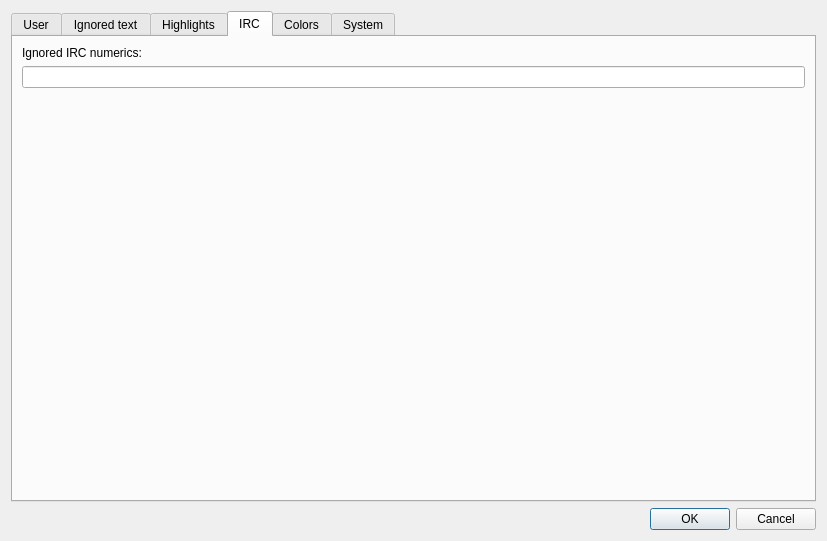
Above: src/GrumpyIRC/preferenceswin.ui from grumpy-irc/grumpy before the change. Below: the same form after it.
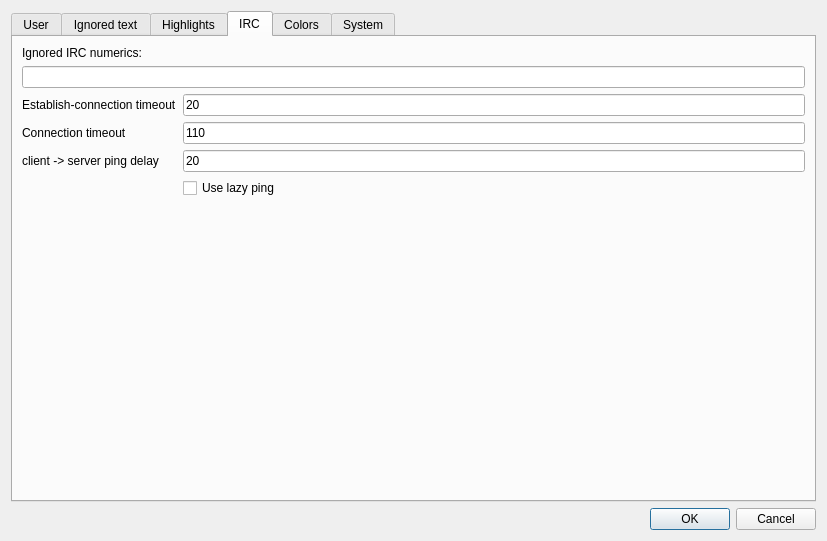
That is the form after the change. The open tabs and pages were chosen to show the change.

```diff
--- a/src/GrumpyIRC/preferenceswin.ui
+++ b/src/GrumpyIRC/preferenceswin.ui
@@ -126,6 +126,62 @@
        <item>
         <widget class="QLineEdit" name="lineEdit_4"/>
        </item>
+       <item>
+        <layout class="QFormLayout" name="formLayout_5">
+         <item row="0" column="1">
+          <widget class="QLineEdit" name="lineEdit_5">
+           <property name="text">
+            <string>20</string>
+           </property>
+          </widget>
+         </item>
+         <item row="1" column="1">
+          <widget class="QLineEdit" name="lineEdit_6">
+           <property name="text">
+            <string>110</string>
+           </property>
+          </widget>
+         </item>
+         <item row="2" column="1">
+          <widget class="QLineEdit" name="lineEdit_7">
+           <property name="inputMask">
+            <string/>
+           </property>
+           <property name="text">
+            <string>20</string>
+           </property>
+          </widget>
+         </item>
+         <item row="0" column="0">
+          <widget class="QLabel" name="label_19">
+           <property name="text">
+            <string>Establish-connection timeout</string>
+           </property>
+          </widget>
+         </item>
+         <item row="1" column="0">
+          <widget class="QLabel" name="label_20">
+           <property name="text">
+            <string>Connection timeout</string>
+           </property>
+          </widget>
+         </item>
+         <item row="2" column="0">
+          <widget class="QLabel" name="label_21">
+           <property name="text">
+            <string>client -&gt; server ping delay</string>
+           </property>
+          </widget>
+         </item>
+         <item row="3" column="1">
+          <widget class="QCheckBox" name="checkBox_2">
+           <property name="text">
+            <string>Use lazy ping</string>
+           </property>
+          </widget>
+         </item>
+        </layout>
+       </item>
        <item>
         <spacer name="verticalSpacer_2">
          <property name="orientation">
```
